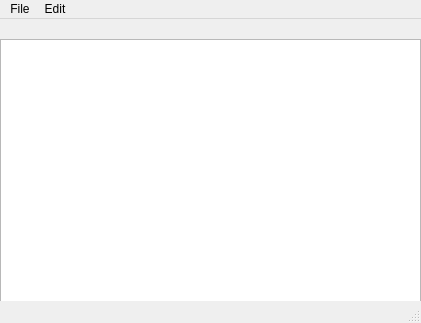
Qt form text-editor/mainwindow.ui (KaosElegent/text-editor) before a commit.
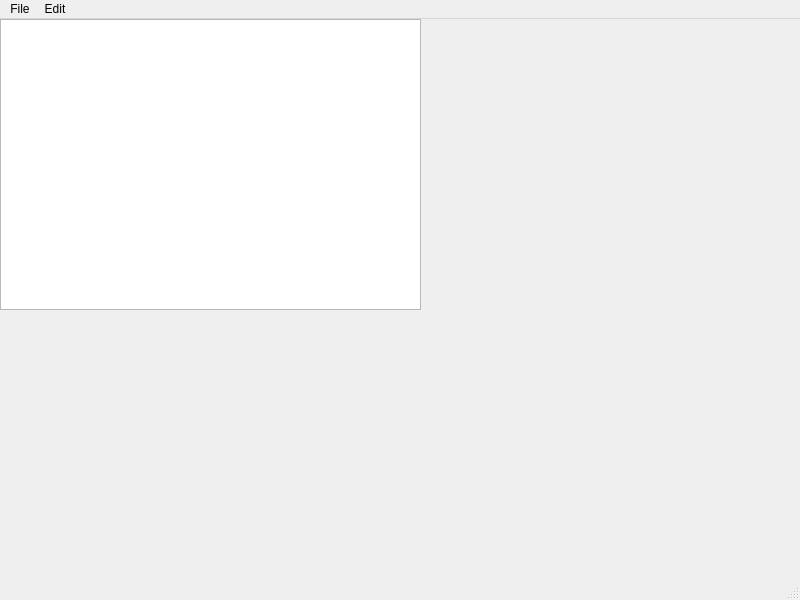
The same form after that commit. Icons and pictures are not drawn.

```diff
--- a/text-editor/mainwindow.ui
+++ b/text-editor/mainwindow.ui
@@ -6,8 +6,8 @@
    <rect>
     <x>0</x>
     <y>0</y>
-    <width>421</width>
-    <height>323</height>
+    <width>800</width>
+    <height>600</height>
    </rect>
   </property>
   <property name="windowTitle">
@@ -18,9 +18,9 @@
     <property name="geometry">
      <rect>
       <x>0</x>
-      <y>20</y>
+      <y>0</y>
       <width>421</width>
-      <height>271</height>
+      <height>291</height>
      </rect>
     </property>
     <layout class="QVBoxLayout" name="verticalLayout">
@@ -35,7 +35,7 @@
     <rect>
      <x>0</x>
      <y>0</y>
-     <width>421</width>
+     <width>800</width>
      <height>22</height>
     </rect>
    </property>
```
Left out of the diff: 8 changed lines with no effect on the pictures.
